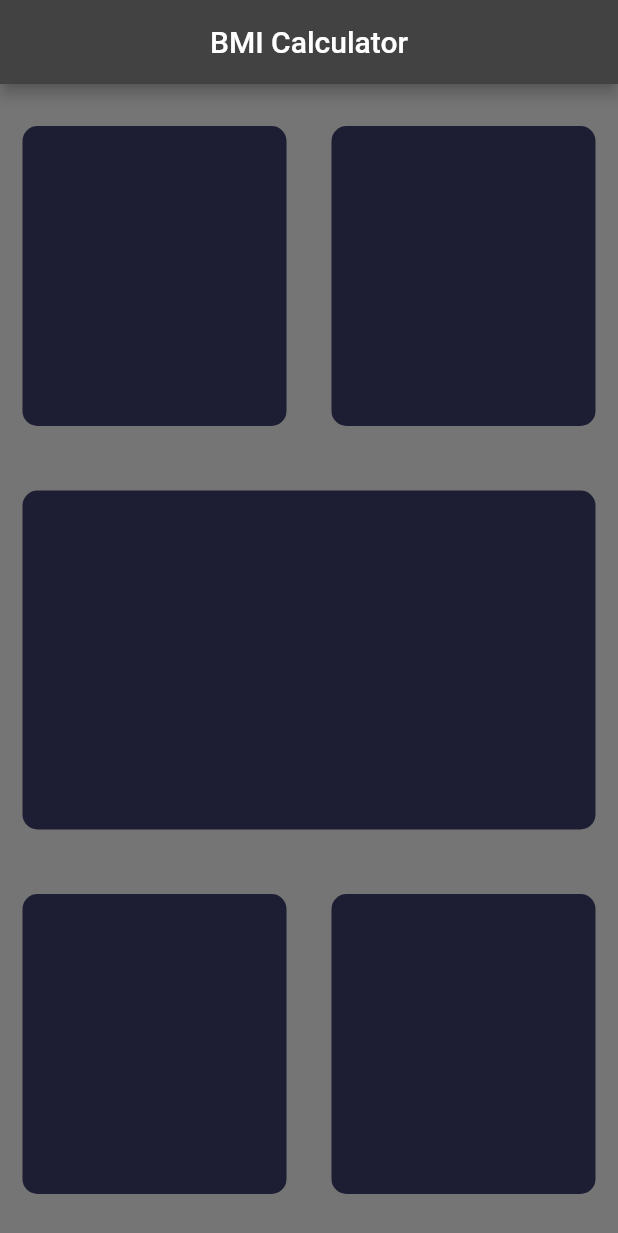
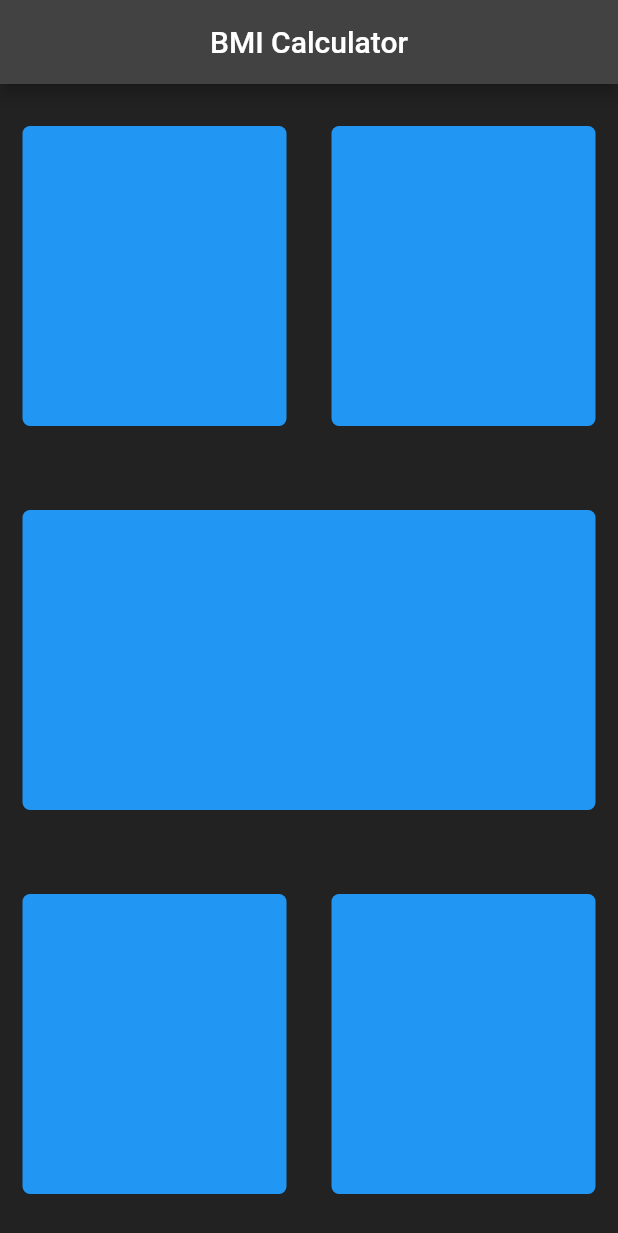
Before and after one commit to Mahsanali0786/climate_app, a Flutter app: the screen it shows after launch, on a phone screen of 412 x 824 dp. Shown: the top 1233 px of the screen. Run offline on Flutter 3.47's test engine with Material 2 defaults, Android fonts, the phone set to English and light mode, and no system bars.

Commit message:
box are created and also refactored

```diff
--- a/bmi_calculator/lib/input_page.dart
+++ b/bmi_calculator/lib/input_page.dart
@@ -12,45 +12,58 @@ class _InputPageState extends State<InputPage> {
   Widget build(BuildContext context) {
     return Scaffold(
       appBar: AppBar(
-        title: Text("BMI Calculator"),
+        title: const Text("BMI Calculator"),
         centerTitle: true,
       ),
       body:Column(
-        children: [
-          Expanded(child: Row(children:[
-            Expanded(child: ReusableCard(colour:Color(0xFF1D1E33)),),
-            Expanded(child: ReusableCard(colour:Color(0xFF1D1E33)),)
-          ]),),
+        children:[
+          Expanded(child: Row(children: [
 
-          Expanded(child:ReusableCard(colour:Color(0xFF1D1E33)) ),
+            Expanded(child: ReusableCard(colour: Colors.blue,),),
+            Expanded(child: ReusableCard(colour: Colors.blue,),),
 
-          Expanded(child: Row(children:[
-            Expanded(child: ReusableCard(colour:Color(0xFF1D1E33)),),
-            Expanded(child: ReusableCard(colour:Color(0xFF1D1E33)),)
-          ]),),
 
-        ],
+          ],))
+          ,
+          Expanded(child: Row(children: [
+            Expanded(child: ReusableCard(colour: Colors.blue,),),
+
+          ],))
+        ,
+        Expanded(child: Row(children: [
+
+            Expanded(child: ReusableCard(colour: Colors.blue,),),
+            Expanded(child: ReusableCard(colour: Colors.blue,),),
+
+
+          ],))
+
+        ] ,
       ),
     );
   }
 }
 
+
+
 class ReusableCard extends StatelessWidget {
 
-    late Color colour;
+   Color colour;
 
-    ReusableCard({required this.colour});
-
+ ReusableCard({required this.colour});
 
 
   @override
   Widget build(BuildContext context) {
     return Container(
-      height: 200.0,
-      margin: EdgeInsets.all(15.0),
+      height: 200,
+      width: 170,
+      margin: EdgeInsets.all(15),
       decoration: BoxDecoration(
-          color: colour,
-          borderRadius: BorderRadius.circular(10.0)),
+        borderRadius: BorderRadius.all(Radius.circular(5)),
+        color: colour,
+      ),
+
     );
   }
 }
--- a/bmi_calculator/lib/main.dart
+++ b/bmi_calculator/lib/main.dart
@@ -10,11 +10,12 @@ class MyApp extends StatelessWidget {
   Widget build(BuildContext context) {
     return MaterialApp(
       theme: ThemeData.dark().copyWith(
-        primaryColor: Colors.amber,
-        scaffoldBackgroundColor:Colors.black54,
+        primaryColor: Colors.black87,
+        scaffoldBackgroundColor: Colors.black87
       ),
 
-      home: InputPage()
+
+      home: const InputPage()
 
     );
      }
```
